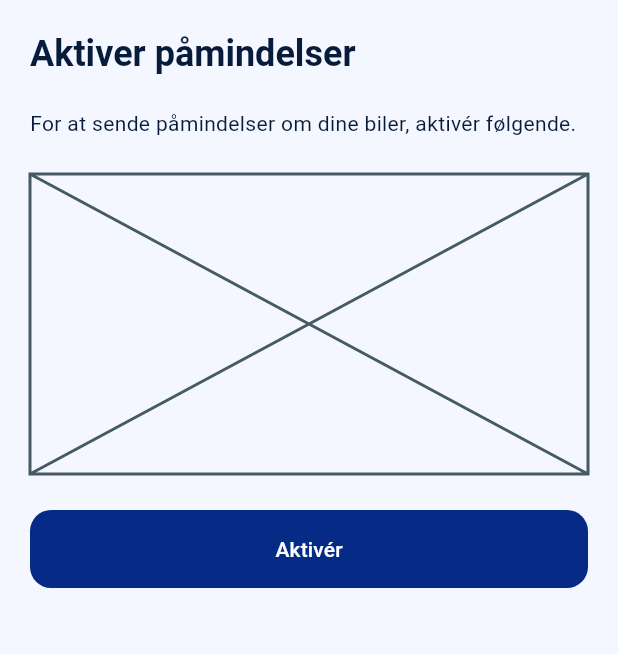
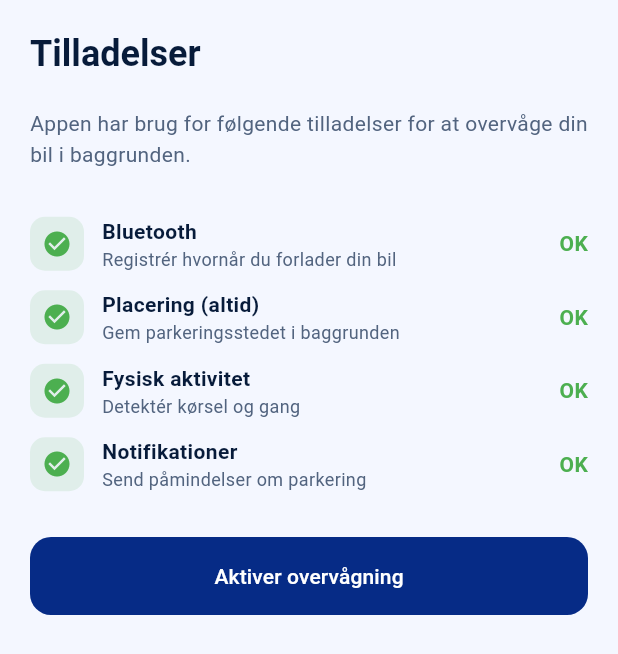
Before and after one commit to n0rby/parkingson, a Flutter app: the screen it shows after launch, after a tap on "Kom i gang", after a tap on "Aktiver parkeringsovervågning", on a phone screen of 412 x 824 dp. Shown: the top 654 px of the screen. Run offline on Flutter 3.47's test engine with Material 3 defaults, Android fonts, the phone set to English and light mode, and no system bars; our stand-ins replace flutter_blue_plus, flutter_local_notifications, geocoding, geolocator, in_app_purchase, permission_handler and 1 more; missing offline and left inert: flutter_background_service.

Commit message:
Implement permissions screen with per-permission request flow
Shows Bluetooth, Location (always), Activity Recognition (Android only),
and Notifications. Each row displays status and a Giv/Indstillinger
button. Aktiver is disabled until all permissions are granted.
Re-checks on app resume so changes in system settings are picked up.
Also makes PrimaryButton.onPressed nullable to support disabled state.

Co-Authored-By: Claude Sonnet 4.6 <noreply@anthropic.com>

```diff
--- a/lib/screens/permissions_screen.dart
+++ b/lib/screens/permissions_screen.dart
@@ -1,25 +1,211 @@
+import 'dart:io';
 import 'package:flutter/material.dart';
+import 'package:permission_handler/permission_handler.dart';
+import '../theme.dart';
 import '../widgets/primary_button.dart';
 import '../widgets/screen_scaffold.dart';
 
-class PermissionsScreen extends StatelessWidget {
+class PermissionsScreen extends StatefulWidget {
   final VoidCallback onActivate;
 
   const PermissionsScreen({super.key, required this.onActivate});
 
   @override
+  State<PermissionsScreen> createState() => _PermissionsScreenState();
+}
+
+class _PermissionsScreenState extends State<PermissionsScreen> with WidgetsBindingObserver {
+  Map<_PermItem, PermissionStatus> _statuses = {};
+  bool _checking = false;
+
+  @override
+  void initState() {
+    super.initState();
+    WidgetsBinding.instance.addObserver(this);
+    _checkAll();
+  }
+
+  @override
+  void dispose() {
+    WidgetsBinding.instance.removeObserver(this);
+    super.dispose();
+  }
+
+  // Re-check after user returns from system settings
+  @override
+  void didChangeAppLifecycleState(AppLifecycleState state) {
+    if (state == AppLifecycleState.resumed) _checkAll();
+  }
+
+  List<_PermItem> get _items => [
+        _PermItem.bluetooth,
+        _PermItem.locationAlways,
+        if (Platform.isAndroid) _PermItem.activityRecognition,
+        _PermItem.notifications,
+      ];
+
+  bool get _canActivate =>
+      _items.every((p) => _statuses[p]?.isGranted == true);
+
+  Future<void> _checkAll() async {
+    setState(() => _checking = true);
+    final results = await Future.wait(_items.map((p) => p.permission.status));
+    final map = <_PermItem, PermissionStatus>{};
+    for (var i = 0; i < _items.length; i++) {
+      map[_items[i]] = results[i];
+    }
+    if (mounted) setState(() { _statuses = map; _checking = false; });
+  }
+
+  Future<void> _request(_PermItem item) async {
+    PermissionStatus status;
+
+    if (item == _PermItem.locationAlways) {
+      // Must request locationWhenInUse first, then locationAlways
+      final whenInUse = await Permission.locationWhenInUse.status;
+      if (!whenInUse.isGranted) {
+        await Permission.locationWhenInUse.request();
+      }
+      status = await Permission.locationAlways.request();
+    } else {
+      status = await item.permission.request();
+    }
+
+    if (status.isPermanentlyDenied) {
+      await openAppSettings();
+    }
+
+    if (mounted) setState(() => _statuses[item] = status);
+  }
+
+  @override
   Widget build(BuildContext context) {
     return ScreenScaffold(
-      title: 'Aktiver påmindelser',
+      title: 'Tilladelser',
       children: [
-        const Text('For at sende påmindelser om dine biler, aktivér følgende.'),
+        const Text(
+          'Appen har brug for følgende tilladelser for at overvåge din bil i baggrunden.',
+          style: TextStyle(color: hpMuted, height: 1.5),
+        ),
         const SizedBox(height: 24),
-        // TODO: Show permission items with status indicators
-        // Bluetooth, Activity Recognition, Location, Notifications, Background
-        const Placeholder(fallbackHeight: 200),
+        if (_checking)
+          const Center(child: CircularProgressIndicator())
+        else
+          ..._items.map((item) => _PermissionRow(
+                item: item,
+                status: _statuses[item],
+                onRequest: () => _request(item),
+              )),
         const SizedBox(height: 24),
-        PrimaryButton(label: 'Aktivér', onPressed: onActivate),
+        PrimaryButton(
+          label: 'Aktiver overvågning',
+          onPressed: _canActivate ? widget.onActivate : null,
+        ),
+        if (!_canActivate) ...[
+          const SizedBox(height: 8),
+          const Text(
+            'Giv alle tilladelser ovenfor for at fortsætte.',
+            textAlign: TextAlign.center,
+            style: TextStyle(color: hpMuted, fontSize: 13),
+          ),
+        ],
       ],
     );
   }
 }
+
+class _PermissionRow extends StatelessWidget {
+  final _PermItem item;
+  final PermissionStatus? status;
+  final VoidCallback onRequest;
+
+  const _PermissionRow({
+    required this.item,
+    required this.status,
+    required this.onRequest,
+  });
+
+  @override
+  Widget build(BuildContext context) {
+    final granted = status?.isGranted == true;
+    final denied = status?.isPermanentlyDenied == true;
+
+    return Padding(
+      padding: const EdgeInsets.symmetric(vertical: 6),
+      child: Row(
+        children: [
+          Container(
+            width: 36,
+            height: 36,
+            decoration: BoxDecoration(
+              color: granted
+                  ? Colors.green.withValues(alpha: 0.12)
+                  : hpCard,
+              borderRadius: BorderRadius.circular(10),
+            ),
+            child: Icon(
+              granted ? Icons.check_circle : item.icon,
+              color: granted ? Colors.green : hpTeal,
+              size: 20,
+            ),
+          ),
+          const SizedBox(width: 12),
+          Expanded(
+            child: Column(
+              crossAxisAlignment: CrossAxisAlignment.start,
+              children: [
+                Text(item.title,
+                    style: const TextStyle(fontWeight: FontWeight.w600, color: hpText)),
+                Text(item.description,
+                    style: const TextStyle(fontSize: 12, color: hpMuted)),
+              ],
+            ),
+          ),
+          const SizedBox(width: 8),
+          if (!granted)
+            TextButton(
+              onPressed: onRequest,
+              child: Text(denied ? 'Indstillinger' : 'Giv'),
+            )
+          else
+            const Text('OK', style: TextStyle(color: Colors.green, fontWeight: FontWeight.bold)),
+        ],
+      ),
+    );
+  }
+}
+
+enum _PermItem {
+  bluetooth,
+  locationAlways,
+  activityRecognition,
+  notifications;
+
+  Permission get permission => switch (this) {
+        bluetooth => Permission.bluetooth,
+        locationAlways => Permission.locationAlways,
+        activityRecognition => Permission.activityRecognition,
+        notifications => Permission.notification,
+      };
+
+  String get title => switch (this) {
+        bluetooth => 'Bluetooth',
+        locationAlways => 'Placering (altid)',
+        activityRecognition => 'Fysisk aktivitet',
+        notifications => 'Notifikationer',
+      };
+
+  String get description => switch (this) {
+        bluetooth => 'Registrér hvornår du forlader din bil',
+        locationAlways => 'Gem parkeringsstedet i baggrunden',
+        activityRecognition => 'Detektér kørsel og gang',
+        notifications => 'Send påmindelser om parkering',
+      };
+
+  IconData get icon => switch (this) {
+        bluetooth => Icons.bluetooth,
+        locationAlways => Icons.location_on_outlined,
+        activityRecognition => Icons.directions_walk,
+        notifications => Icons.notifications_outlined,
+      };
+}
--- a/lib/widgets/primary_button.dart
+++ b/lib/widgets/primary_button.dart
@@ -2,7 +2,7 @@ import 'package:flutter/material.dart';
 
 class PrimaryButton extends StatelessWidget {
   final String label;
-  final VoidCallback onPressed;
+  final VoidCallback? onPressed;
 
   const PrimaryButton({super.key, required this.label, required this.onPressed});
 
```
